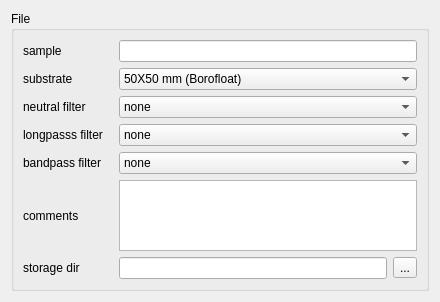
Old version of the form gui_design/file.ui in the repository baukekooger/XY_Measurement.
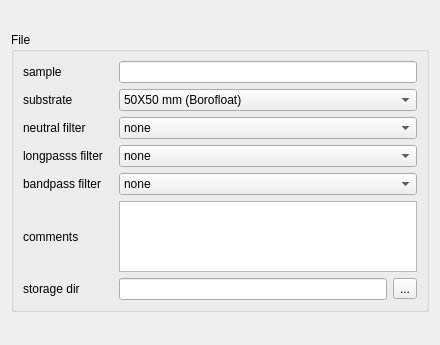
New version of the form.

```diff
--- a/gui_design/file.ui
+++ b/gui_design/file.ui
@@ -6,8 +6,8 @@
    <rect>
     <x>0</x>
     <y>0</y>
-    <width>399</width>
-    <height>302</height>
+    <width>397</width>
+    <height>345</height>
    </rect>
   </property>
   <property name="sizePolicy">
@@ -65,6 +65,12 @@
               <height>0</height>
              </size>
             </property>
+            <property name="maximumSize">
+             <size>
+              <width>90</width>
+              <height>16777215</height>
+             </size>
+            </property>
             <property name="text">
              <string>sample</string>
             </property>
@@ -91,6 +97,12 @@
               <height>0</height>
              </size>
             </property>
+            <property name="maximumSize">
+             <size>
+              <width>90</width>
+              <height>16777215</height>
+             </size>
+            </property>
             <property name="text">
              <string>substrate</string>
             </property>
@@ -136,6 +148,12 @@
               <height>0</height>
              </size>
             </property>
+            <property name="maximumSize">
+             <size>
+              <width>90</width>
+              <height>16777215</height>
+             </size>
+            </property>
             <property name="text">
              <string>neutral filter</string>
             </property>
@@ -173,6 +191,12 @@
               <height>0</height>
              </size>
             </property>
+            <property name="maximumSize">
+             <size>
+              <width>90</width>
+              <height>16777215</height>
+             </size>
+            </property>
             <property name="text">
              <string>longpasss filter</string>
             </property>
@@ -422,6 +446,12 @@
               <height>0</height>
              </size>
             </property>
+            <property name="maximumSize">
+             <size>
+              <width>90</width>
+              <height>16777215</height>
+             </size>
+            </property>
             <property name="text">
              <string>comments</string>
             </property>
@@ -461,6 +491,12 @@
               <height>0</height>
              </size>
             </property>
+            <property name="maximumSize">
+             <size>
+              <width>90</width>
+              <height>16777215</height>
+             </size>
+            </property>
             <property name="text">
              <string>storage dir</string>
             </property>
```
